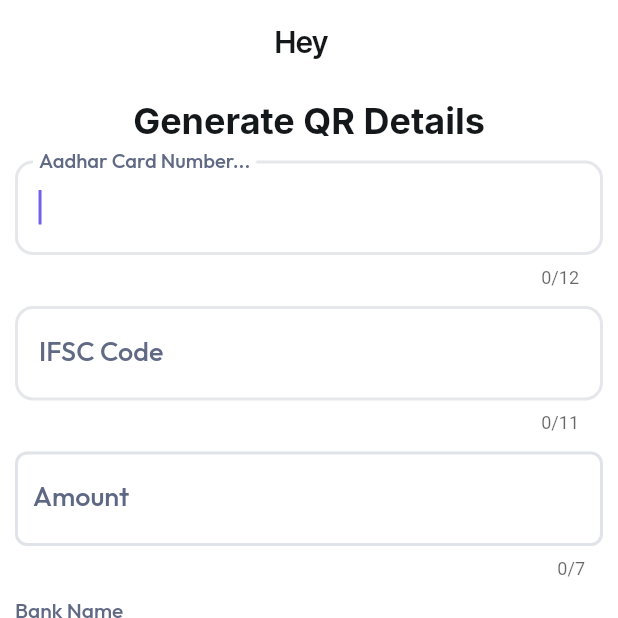
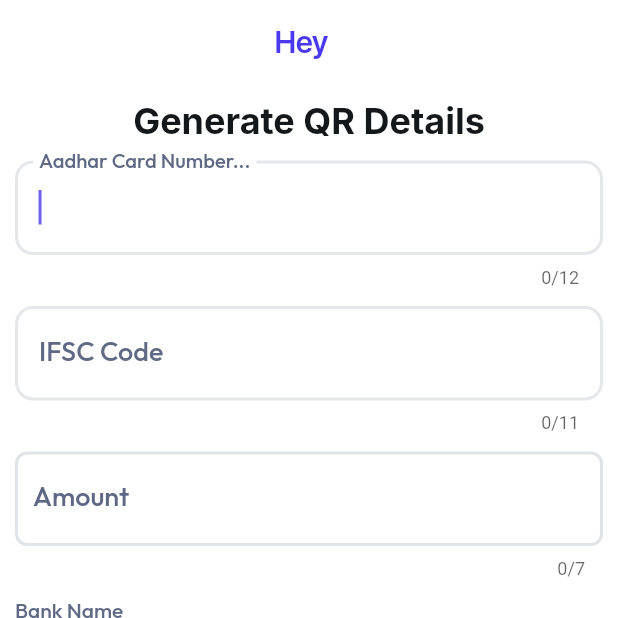
Before and after one commit to abhishek91656ashu/flutter_flow, a Flutter app: the Create04TaskWidget screen opened by its route, on a phone screen of 412 x 824 dp, the top half of it. Run offline on Flutter 3.47's test engine with Material 3 defaults, Android fonts, the light colour scheme and no system bars; drawn by our look-alikes of auto_size_text, dropdown_button2; our stand-ins replace equatable, font_awesome_flutter, from_css_color, go_router, google_fonts, page_transition and 3 more; missing offline and left inert: json_path, mime_type; accounts and stored records are empty.

Commit message:
Updating to latest FlutterFlow output.

```diff
--- a/lib/pages/create04_task/create04_task_widget.dart
+++ b/lib/pages/create04_task/create04_task_widget.dart
@@ -82,6 +82,7 @@ class _Create04TaskWidgetState extends State<Create04TaskWidget> {
                         'Hey',
                         style: FlutterFlowTheme.of(context).titleLarge.override(
                               fontFamily: 'Inter Tight',
+                              color: FlutterFlowTheme.of(context).primary,
                               letterSpacing: 0.0,
                             ),
                       ),
@@ -89,6 +90,7 @@ class _Create04TaskWidgetState extends State<Create04TaskWidget> {
                         FFAppState().username,
                         style: FlutterFlowTheme.of(context).titleLarge.override(
                               fontFamily: 'Inter Tight',
+                              color: FlutterFlowTheme.of(context).primary,
                               letterSpacing: 0.0,
                             ),
                       ),
```
